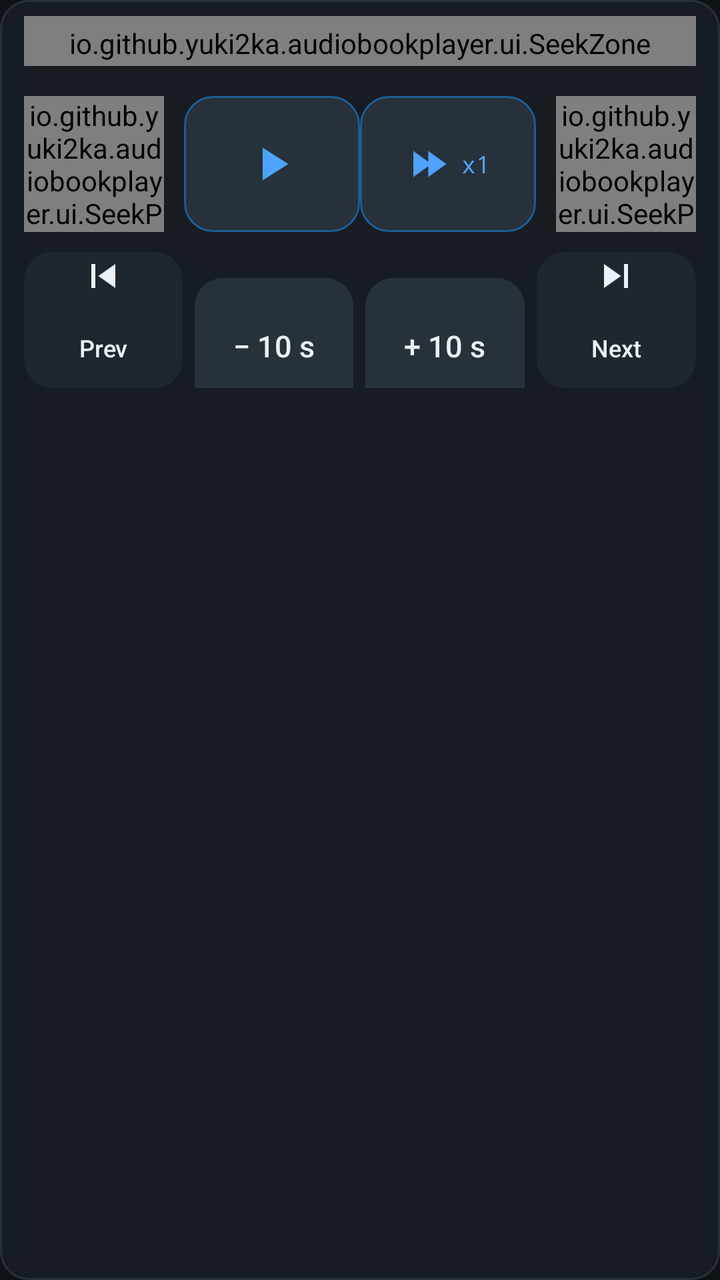
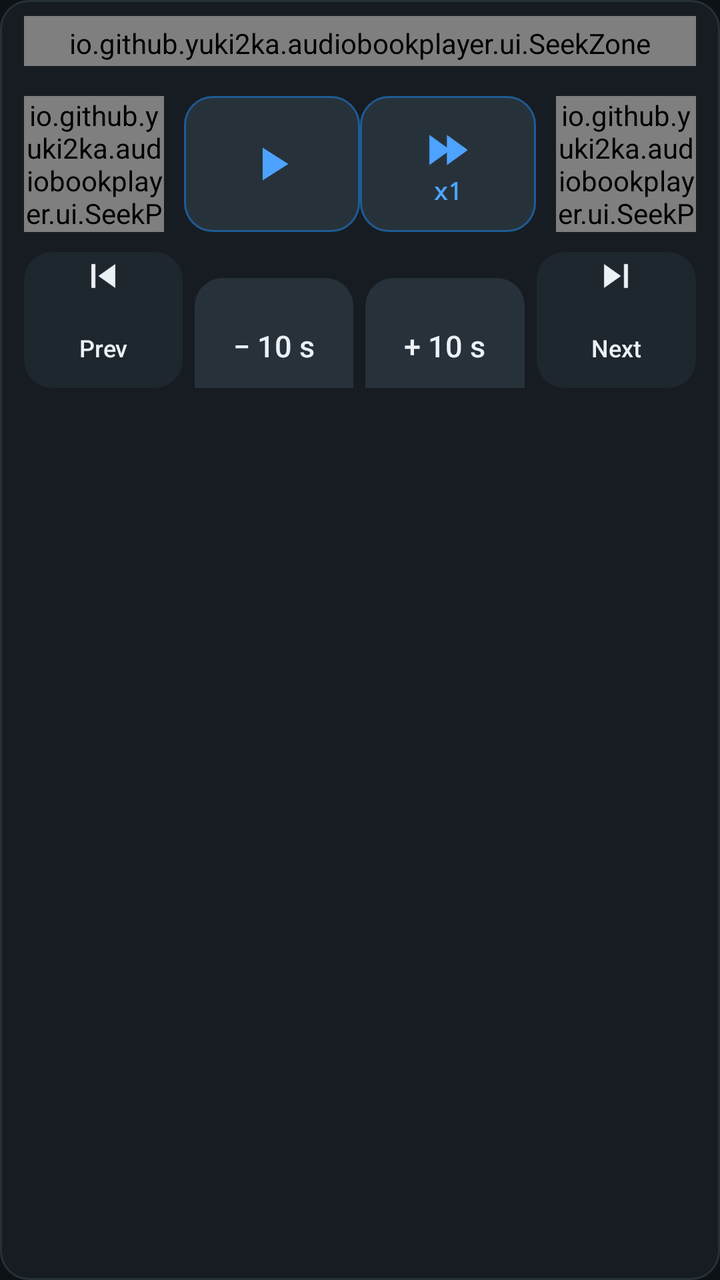

Two renders of the same Android screen: before a commit and after it. Below are the layout's source before the change and the commit's diff.
<!-- AndroidManifest.xml: application theme Theme.Audiobooks -->
<!-- res/layout/player_panel.xml -->
<?xml version="1.0" encoding="utf-8"?>
<LinearLayout xmlns:android="http://schemas.android.com/apk/res/android"
    xmlns:app="http://schemas.android.com/apk/res-auto"
    android:layout_width="match_parent"
    android:layout_height="wrap_content"
    android:background="@drawable/bg_panel"
    android:orientation="vertical"
    android:paddingStart="12dp"
    android:paddingTop="8dp"
    android:paddingEnd="12dp"
    android:paddingBottom="10dp">

    
    <io.github.yuki2ka.audiobookplayer.ui.SeekZone
        android:id="@+id/seek_zone"
        android:layout_width="match_parent"
        android:layout_height="wrap_content"
        android:orientation="vertical"
        android:paddingTop="4dp"
        android:paddingBottom="2dp">

        <LinearLayout
            android:layout_width="match_parent"
            android:layout_height="wrap_content"
            android:baselineAligned="true"
            android:orientation="horizontal">

            <TextView
                android:id="@+id/time_position"
                style="@style/PlayerTime"
                android:text="0:00" />

            <TextView
                android:id="@+id/time_total"
                style="@style/PlayerTime"
                android:layout_width="0dp"
                android:layout_weight="1"
                android:gravity="center"
                android:text="0:00" />

            <TextView
                android:id="@+id/time_remaining"
                style="@style/PlayerTime"
                android:gravity="end"
                android:text="0:00" />
        </LinearLayout>

        <SeekBar
            android:id="@+id/seek_bar"
            android:layout_width="match_parent"
            android:layout_height="44dp"
            android:layout_marginTop="2dp"
            android:contentDescription="@string/seek_bar"
            android:max="1000"
            android:paddingStart="14dp"
            android:paddingEnd="14dp"
            android:progress="0"
            android:progressDrawable="@drawable/seek_progress"
            android:splitTrack="false"
            android:thumb="@drawable/seek_thumb" />
    </io.github.yuki2ka.audiobookplayer.ui.SeekZone>

    <LinearLayout
        android:layout_width="match_parent"
        android:layout_height="wrap_content"
        android:layout_marginTop="@dimen/seek_gap"
        android:gravity="center_vertical"
        android:orientation="horizontal">

        <io.github.yuki2ka.audiobookplayer.ui.SeekPad
            android:id="@+id/pad_back"
            android:layout_width="0dp"
            android:layout_height="@dimen/transport_height"
            android:layout_weight="1"
            app:padDirection="-1" />

        <Space
            android:layout_width="@dimen/gap"
            android:layout_height="1dp" />

        <ImageButton
            android:id="@+id/btn_play"
            style="@style/PrimaryIconButton"
            android:layout_width="@dimen/play_button_width"
            android:layout_height="@dimen/transport_height"
            android:contentDescription="@string/play"
            android:src="@drawable/ic_play_state" />

        
        <LinearLayout
            android:id="@+id/btn_fast_play"
            android:layout_width="@dimen/play_button_width"
            android:layout_height="@dimen/transport_height"
            android:background="@drawable/bg_button_fast"
            android:clickable="true"
            android:contentDescription="@string/play_fast"
            android:focusable="true"
            android:gravity="center"
            android:orientation="horizontal"
            android:paddingStart="10dp"
            android:paddingEnd="10dp">

            <ImageView
                android:layout_width="24dp"
                android:layout_height="24dp"
                android:contentDescription="@null"
                android:duplicateParentState="true"
                android:importantForAccessibility="no"
                android:src="@drawable/ic_fast_play_state"
                android:tint="@color/ic_fast_tint" />

            <TextView
                android:id="@+id/fast_speed_label"
                android:layout_width="wrap_content"
                android:layout_height="wrap_content"
                android:layout_marginStart="4dp"
                android:duplicateParentState="true"
                android:fontFamily="monospace"
                android:gravity="center"
                android:singleLine="true"
                android:text="@string/speed_normal"
                android:textColor="@color/ic_fast_tint"
                android:textSize="12sp" />
        </LinearLayout>

        <Space
            android:layout_width="@dimen/gap"
            android:layout_height="1dp" />

        <io.github.yuki2ka.audiobookplayer.ui.SeekPad
            android:id="@+id/pad_forward"
            android:layout_width="0dp"
            android:layout_height="@dimen/transport_height"
            android:layout_weight="1"
            app:padDirection="1" />
    </LinearLayout>

    <LinearLayout
        android:layout_width="match_parent"
        android:layout_height="wrap_content"
        android:layout_marginTop="@dimen/gap"
        android:orientation="horizontal">

        <Button
            android:id="@+id/btn_prev"
            style="@style/TransportButton"
            android:layout_width="0dp"
            android:layout_weight="1"
            android:contentDescription="@string/prev_file"
            android:drawableTop="@drawable/ic_skip_prev"
            android:text="@string/prev_short" />

        <Space
            android:layout_width="@dimen/gap_small"
            android:layout_height="1dp" />

        <Button
            android:id="@+id/btn_back"
            style="@style/StepChipButton"
            android:layout_width="0dp"
            android:layout_weight="1"
            android:text="@string/seek_back_default" />

        <Space
            android:layout_width="@dimen/gap_small"
            android:layout_height="1dp" />

        <Button
            android:id="@+id/btn_forward"
            style="@style/StepChipButton"
            android:layout_width="0dp"
            android:layout_weight="1"
            android:text="@string/seek_forward_default" />

        <Space
            android:layout_width="@dimen/gap_small"
            android:layout_height="1dp" />

        <Button
            android:id="@+id/btn_next"
            style="@style/TransportButton"
            android:layout_width="0dp"
            android:layout_weight="1"
            android:contentDescription="@string/next_file"
            android:drawableTop="@drawable/ic_skip_next"
            android:text="@string/next_short" />
    </LinearLayout>
</LinearLayout>
<!-- resources referenced by this layout -->
<resources>
  <dimen name="gap">10dp</dimen>
  <dimen name="gap_small">6dp</dimen>
  <dimen name="play_button_width">88dp</dimen>
  <dimen name="seek_gap">15dp</dimen>
  <dimen name="transport_height">68dp</dimen>
  <!-- drawable bg_panel (drawable) -->
  <?xml version="1.0" encoding="utf-8"?>
  <shape xmlns:android="http://schemas.android.com/apk/res/android"
      android:shape="rectangle">
      <corners android:radius="@dimen/corner" />
      <solid android:color="@color/surface" />
      <stroke android:width="1dp" android:color="@color/divider" />
  </shape>
  <!-- drawable ic_fast_play_state (drawable) -->
  <?xml version="1.0" encoding="utf-8"?>
  <selector xmlns:android="http://schemas.android.com/apk/res/android">
      <item android:drawable="@drawable/ic_pause" android:state_selected="true" />
      <item android:drawable="@drawable/ic_fast_play" />
  </selector>
  <!-- drawable ic_play_state (drawable) -->
  <?xml version="1.0" encoding="utf-8"?>
  <selector xmlns:android="http://schemas.android.com/apk/res/android">
      <item android:drawable="@drawable/ic_pause" android:state_selected="true" />
      <item android:drawable="@drawable/ic_play" />
  </selector>
  <!-- drawable ic_skip_prev (drawable) -->
  <?xml version="1.0" encoding="utf-8"?>
  <vector xmlns:android="http://schemas.android.com/apk/res/android"
      android:width="24dp"
      android:height="24dp"
      android:viewportWidth="24"
      android:viewportHeight="24">
      <path
          android:fillColor="#FFFFFFFF"
          android:pathData="M6,6h2v12H6zM9.5,12l8.5,6V6z" />
  </vector>
  <string name="next_file">Next file</string>
  <string name="next_short">Next</string>
  <string name="play">Play</string>
  <string name="play_fast">Play fast</string>
  <string name="prev_file">Previous file</string>
  <string name="prev_short">Prev</string>
  <string name="seek_back_default">\u2212 10 s</string>
  <string name="seek_bar">Playback position</string>
  <string name="seek_forward_default">+ 10 s</string>
  <string name="speed_normal">x1</string>
  <style name="PlayerTime">
          <item name="android:layout_width">wrap_content</item>
          <item name="android:layout_height">wrap_content</item>
          <item name="android:textSize">12sp</item>
          <item name="android:fontFamily">monospace</item>
          <item name="android:textColor">@color/text_secondary</item>
      </style>
  <style name="StepChipButton" parent="ActionButton">
          <item name="android:layout_height">@dimen/transport_height</item>
          <item name="android:textSize">15sp</item>
          <item name="android:background">@drawable/bg_button_soft</item>
          <item name="android:paddingStart">4dp</item>
          <item name="android:paddingEnd">4dp</item>
      </style>
  <style name="TransportButton" parent="ActionButton">
          <item name="android:layout_height">@dimen/transport_height</item>
          <item name="android:textSize">12sp</item>
          <item name="android:drawablePadding">4dp</item>
      </style>
  <color name="ripple">#2EFFFFFF</color>
  <dimen name="corner">14dp</dimen>
  <color name="accent">#4DA3FF</color>
  <color name="surface_3">#27313A</color>
  <color name="accent_dim">#1E5C96</color>
  <color name="surface">#161C22</color>
  <color name="divider">#263039</color>
  <!-- drawable ic_play (drawable) -->
  <?xml version="1.0" encoding="utf-8"?>
  <vector xmlns:android="http://schemas.android.com/apk/res/android"
      android:width="24dp"
      android:height="24dp"
      android:viewportWidth="24"
      android:viewportHeight="24">
      <path
          android:fillColor="@color/accent_ink"
          android:pathData="M8,5v14l11,-7z" />
  </vector>
  <color name="track">#2C3742</color>
  <color name="text_secondary">#96A4B0</color>
  <color name="bg">#0E1216</color>
  <color name="text_primary">#ECF1F5</color>
  <color name="accent_ink">#07131F</color>
  <dimen name="touch">48dp</dimen>
  <color name="surface_2">#1E262E</color>
  <!-- unchanged entries left out for length: 12 -->
</resources>

<!-- the commit's change to res/layout/player_panel.xml (unified diff, before → after) -->
@@ -96,13 +96,15 @@
             android:contentDescription="@string/play_fast"
             android:focusable="true"
             android:gravity="center"
-            android:orientation="horizontal"
-            android:paddingStart="10dp"
-            android:paddingEnd="10dp">
+            android:orientation="vertical"
+            android:paddingStart="6dp"
+            android:paddingTop="4dp"
+            android:paddingEnd="6dp"
+            android:paddingBottom="4dp">
 
             <ImageView
-                android:layout_width="24dp"
-                android:layout_height="24dp"
+                android:layout_width="28dp"
+                android:layout_height="28dp"
                 android:contentDescription="@null"
                 android:duplicateParentState="true"
                 android:importantForAccessibility="no"
@@ -111,16 +113,17 @@
 
             <TextView
                 android:id="@+id/fast_speed_label"
-                android:layout_width="wrap_content"
+                android:layout_width="match_parent"
                 android:layout_height="wrap_content"
-                android:layout_marginStart="4dp"
                 android:duplicateParentState="true"
                 android:fontFamily="monospace"
                 android:gravity="center"
-                android:singleLine="true"
+                android:includeFontPadding="false"
+                android:maxLines="1"
                 android:text="@string/speed_normal"
                 android:textColor="@color/ic_fast_tint"
-                android:textSize="12sp" />
+                android:textSize="12sp"
+                android:textStyle="bold" />
         </LinearLayout>
 
         <Space
